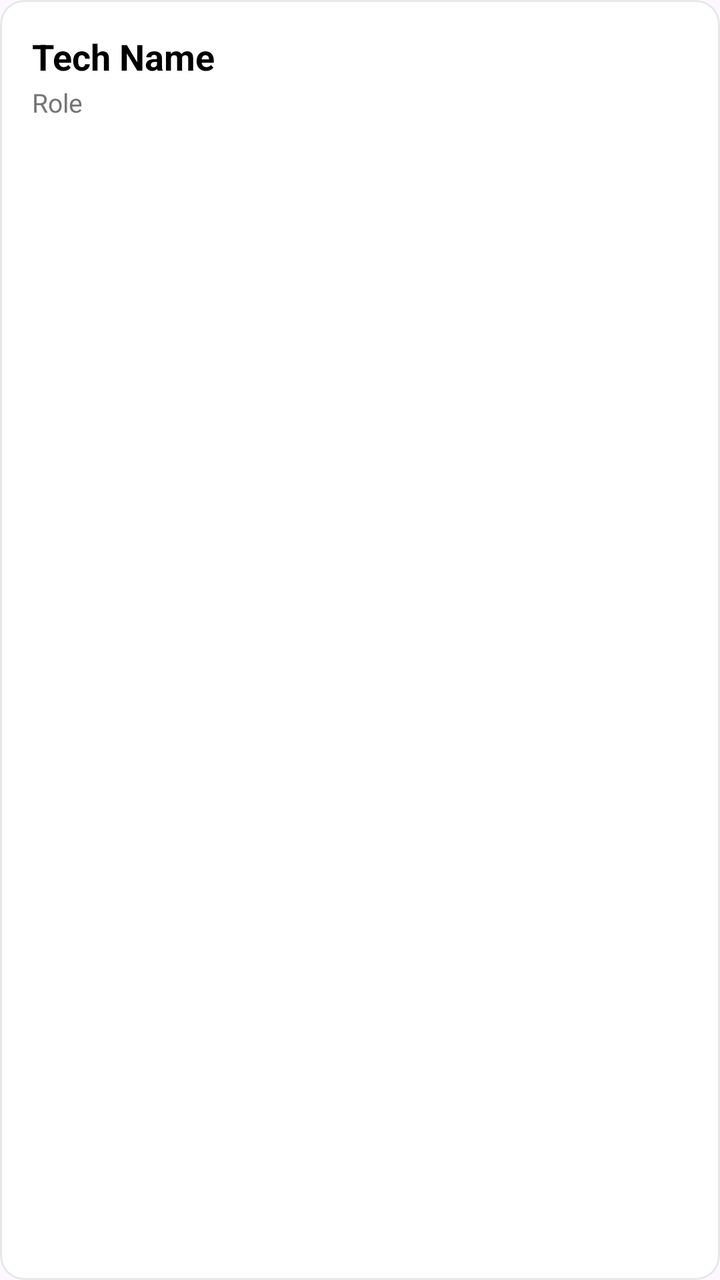
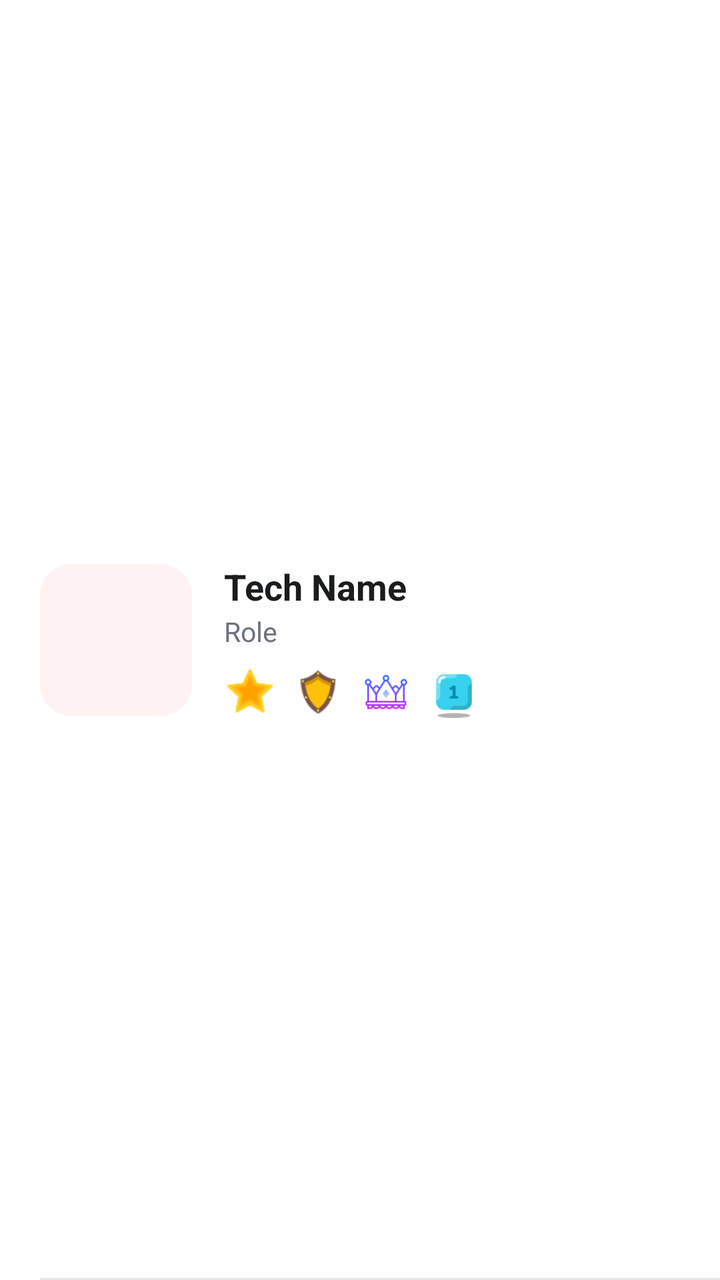

Compare the two renders of this Android layout. The source of the first and the diff that turns it into the second are given below.
<!-- AndroidManifest.xml: application theme Theme.EmployeePOS2 -->
<!-- res/layout/item_team_member.xml -->
<?xml version="1.0" encoding="utf-8"?>
<com.google.android.material.card.MaterialCardView
    xmlns:android="http://schemas.android.com/apk/res/android"
    xmlns:app="http://schemas.android.com/apk/res-auto"
    android:layout_width="match_parent"
    android:layout_height="wrap_content"
    android:layout_marginBottom="12dp"
    app:cardCornerRadius="12dp"
    app:cardElevation="0dp"
    app:strokeWidth="1dp"
    app:strokeColor="#E5E7EB"
    app:cardBackgroundColor="#FFFFFF">

    <LinearLayout
        android:layout_width="match_parent"
        android:layout_height="wrap_content"
        android:orientation="vertical"
        android:padding="16dp">

        <TextView
            android:id="@+id/techNameText"
            android:layout_width="wrap_content"
            android:layout_height="wrap_content"
            android:text="Tech Name"
            android:textSize="18sp"
            android:textStyle="bold"
            android:textColor="#000000" />

        <TextView
            android:id="@+id/techRoleText"
            android:layout_width="wrap_content"
            android:layout_height="wrap_content"
            android:text="Role"
            android:textSize="13sp"
            android:textColor="#757575"
            android:layout_marginTop="2dp"
            android:layout_marginBottom="12dp" />

        <LinearLayout
            android:layout_width="match_parent"
            android:layout_height="wrap_content"
            android:orientation="horizontal">

            <TextView
                android:id="@+id/badgeLead"
                android:layout_width="wrap_content"
                android:layout_height="wrap_content"
                android:text="LEAD TECH"
                android:textSize="10sp"
                android:textStyle="bold"
                android:textColor="#FFFFFF"
                android:background="#CC0007"
                android:paddingHorizontal="8dp"
                android:paddingVertical="4dp"
                android:layout_marginEnd="6dp"
                android:visibility="gone" />

            <TextView
                android:id="@+id/badge5Star"
                android:layout_width="wrap_content"
                android:layout_height="wrap_content"
                android:text="⭐ 5-STAR PRO"
                android:textSize="10sp"
                android:textStyle="bold"
                android:textColor="#000000"
                android:background="#FFD700"
                android:paddingHorizontal="8dp"
                android:paddingVertical="4dp"
                android:layout_marginEnd="6dp"
                android:visibility="gone" />

            <TextView
                android:id="@+id/badgeNoRecalls"
                android:layout_width="wrap_content"
                android:layout_height="wrap_content"
                android:text="🛡️ 0 RECALLS"
                android:textSize="10sp"
                android:textStyle="bold"
                android:textColor="#FFFFFF"
                android:background="#1A7A4A"
                android:paddingHorizontal="8dp"
                android:paddingVertical="4dp"
                android:visibility="gone" />
        </LinearLayout>
    </LinearLayout>
</com.google.android.material.card.MaterialCardView>
<!-- resources referenced by this layout -->
<resources>
  <style name="Theme.EmployeePOS2" parent="Base.Theme.EmployeePOS2" />
  <style name="Base.Theme.EmployeePOS2" parent="Theme.Material3.DayNight.NoActionBar">
          
          
      </style>
</resources>

<!-- the commit's change to res/layout/item_team_member.xml (unified diff, before → after) -->
@@ -1,86 +1,102 @@
 <?xml version="1.0" encoding="utf-8"?>
-<com.google.android.material.card.MaterialCardView
-    xmlns:android="http://schemas.android.com/apk/res/android"
+<LinearLayout xmlns:android="http://schemas.android.com/apk/res/android"
     xmlns:app="http://schemas.android.com/apk/res-auto"
+    xmlns:tools="http://schemas.android.com/tools"
     android:layout_width="match_parent"
     android:layout_height="wrap_content"
-    android:layout_marginBottom="12dp"
-    app:cardCornerRadius="12dp"
-    app:cardElevation="0dp"
-    app:strokeWidth="1dp"
-    app:strokeColor="#E5E7EB"
-    app:cardBackgroundColor="#FFFFFF">
+    android:background="@drawable/bg_row_divider"
+    android:gravity="center_vertical"
+    android:orientation="horizontal"
+    android:paddingHorizontal="20dp"
+    android:paddingVertical="14dp">
+
+    <FrameLayout
+        android:layout_width="76dp"
+        android:layout_height="76dp">
+
+        <TextView
+            android:id="@+id/tvInitials"
+            android:layout_width="76dp"
+            android:layout_height="76dp"
+            android:background="@drawable/bg_avatar_square"
+            android:gravity="center"
+            android:textColor="#CC0007"
+            android:textSize="24sp"
+            android:textStyle="bold" />
+
+        <com.google.android.material.imageview.ShapeableImageView
+            android:id="@+id/ivAvatar"
+            android:layout_width="76dp"
+            android:layout_height="76dp"
+            android:scaleType="centerCrop"
+            android:visibility="gone"
+            app:shapeAppearanceOverlay="@style/RoundedSquare" />
+    </FrameLayout>
 
     <LinearLayout
-        android:layout_width="match_parent"
+        android:layout_width="0dp"
         android:layout_height="wrap_content"
-        android:orientation="vertical"
-        android:padding="16dp">
+        android:layout_marginStart="16dp"
+        android:layout_weight="1"
+        android:orientation="vertical">
 
         <TextView
             android:id="@+id/techNameText"
             android:layout_width="wrap_content"
             android:layout_height="wrap_content"
             android:text="Tech Name"
+            android:textColor="#1A1C1E"
             android:textSize="18sp"
-            android:textStyle="bold"
-            android:textColor="#000000" />
+            android:textStyle="bold" />
 
         <TextView
             android:id="@+id/techRoleText"
             android:layout_width="wrap_content"
             android:layout_height="wrap_content"
+            android:layout_marginTop="1dp"
             android:text="Role"
-            android:textSize="13sp"
-            android:textColor="#757575"
-            android:layout_marginTop="2dp"
-            android:layout_marginBottom="12dp" />
+            android:textColor="#6B7280"
+            android:textSize="13.5sp" />
 
         <LinearLayout
+            android:id="@+id/badgeRow"
             android:layout_width="match_parent"
             android:layout_height="wrap_content"
+            android:layout_marginTop="8dp"
+            android:gravity="center_vertical"
             android:orientation="horizontal">
 
-            <TextView
+            <ImageView
+                android:id="@+id/badge5Star"
+                android:layout_width="26dp"
+                android:layout_height="26dp"
+                android:contentDescription="badge5Star"
+                android:src="@drawable/ic_badge_star"
+                android:layout_marginEnd="8dp" />
+
+            <ImageView
+                android:id="@+id/badgeNoRecalls"
+                android:layout_width="26dp"
+                android:layout_height="26dp"
+                android:contentDescription="badgeNoRecalls"
+                android:src="@drawable/ic_badge_shield"
+                android:layout_marginEnd="8dp" />
+
+            <ImageView
                 android:id="@+id/badgeLead"
-                android:layout_width="wrap_content"
-                android:layout_height="wrap_content"
-                android:text="LEAD TECH"
-                android:textSize="10sp"
-                android:textStyle="bold"
-                android:textColor="#FFFFFF"
-                android:background="#CC0007"
-                android:paddingHorizontal="8dp"
-                android:paddingVertical="4dp"
-                android:layout_marginEnd="6dp"
-                android:visibility="gone" />
+                android:layout_width="26dp"
+                android:layout_height="26dp"
+                android:contentDescription="badgeLead"
+                android:src="@drawable/ic_badge_crown"
+                android:layout_marginEnd="8dp" />
 
-            <TextView
-                android:id="@+id/badge5Star"
-                android:layout_width="wrap_content"
-                android:layout_height="wrap_content"
-                android:text="⭐ 5-STAR PRO"
-                android:textSize="10sp"
-                android:textStyle="bold"
-                android:textColor="#000000"
-                android:background="#FFD700"
-                android:paddingHorizontal="8dp"
-                android:paddingVertical="4dp"
-                android:layout_marginEnd="6dp"
-                android:visibility="gone" />
+            <ImageView
+                android:id="@+id/badgeTenure"
+                android:layout_width="26dp"
+                android:layout_height="26dp"
+                android:contentDescription="badgeTenure"
+                android:src="@drawable/ic_badge_1" />
 
-            <TextView
-                android:id="@+id/badgeNoRecalls"
-                android:layout_width="wrap_content"
-                android:layout_height="wrap_content"
-                android:text="🛡️ 0 RECALLS"
-                android:textSize="10sp"
-                android:textStyle="bold"
-                android:textColor="#FFFFFF"
-                android:background="#1A7A4A"
-                android:paddingHorizontal="8dp"
-                android:paddingVertical="4dp"
-                android:visibility="gone" />
         </LinearLayout>
     </LinearLayout>
-</com.google.android.material.card.MaterialCardView>
+</LinearLayout>
<!-- resource entries referenced after the edit -->
@@ -1,9 +1,45 @@
 <!-- resources referenced by this layout -->
 <resources>
+  <!-- drawable bg_avatar_square (drawable) -->
+  <?xml version="1.0" encoding="utf-8"?>
+  <shape xmlns:android="http://schemas.android.com/apk/res/android">
+      <solid android:color="#FEF2F2" />
+      <corners android:radius="16dp" />
+  </shape>
+  <!-- drawable bg_row_divider (drawable) -->
+  <?xml version="1.0" encoding="utf-8"?>
+  <layer-list xmlns:android="http://schemas.android.com/apk/res/android">
+      <item>
+          <shape android:shape="rectangle">
+              <solid android:color="#FFFFFF" />
+          </shape>
+      </item>
+      <item android:gravity="bottom" android:height="1dp" android:left="20dp">
+          <shape android:shape="rectangle">
+              <solid android:color="#E5E7EB" />
+          </shape>
+      </item>
+  </layer-list>
+  <!-- drawable ic_badge_1: png bitmap (drawable, 1121 bytes) -->
+  <!-- drawable ic_badge_crown: png bitmap (drawable, 1702 bytes) -->
+  <!-- drawable ic_badge_shield: png bitmap (drawable, 1304 bytes) -->
+  <!-- drawable ic_badge_star: png bitmap (drawable, 1932 bytes) -->
+  <style name="RoundedSquare">
+          <item name="cornerFamily">rounded</item>
+          <item name="cornerSize">16dp</item>
+      </style>
   <style name="Theme.EmployeePOS2" parent="Base.Theme.EmployeePOS2" />
   <style name="Base.Theme.EmployeePOS2" parent="Theme.Material3.DayNight.NoActionBar">
           
-          
+          <item name="colorPrimary">#CC0007</item>
+          <item name="colorOnPrimary">#FFFFFF</item>
+          <item name="colorPrimaryContainer">#FEE2E2</item>
+          <item name="colorOnPrimaryContainer">#CC0007</item>
+          <item name="colorSecondary">#CC0007</item>
+          <item name="colorSecondaryContainer">#FEE2E2</item>
+          <item name="colorOnSecondaryContainer">#CC0007</item>
+          <item name="colorSurface">#FFFFFF</item>
+          <item name="android:windowBackground">#FFFFFF</item>
       </style>
 </resources>
 
